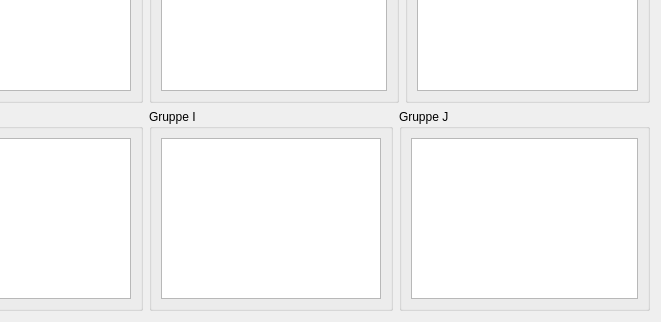
The window that src/planer/viewdivisions.ui (Birnbaua/Volleyball) describes before a commit, drawn with Qt 5; both pictures show x 363 to 1024 and y 318 to 640 of the 1024 by 640 pixel window.
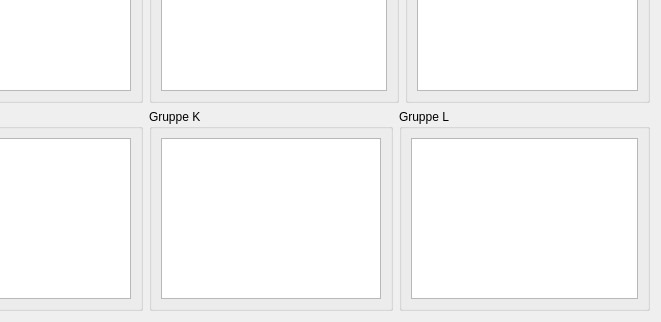
The same window after the commit.

The edit to the form file:
```diff
--- a/src/planer/viewdivisions.ui
+++ b/src/planer/viewdivisions.ui
@@ -147,7 +147,7 @@
    <item row="2" column="2">
     <widget class="QGroupBox" name="groupBoxK">
      <property name="title">
-      <string>Gruppe I</string>
+      <string>Gruppe K</string>
      </property>
      <layout class="QGridLayout" name="gridLayout_11">
       <item row="0" column="0">
@@ -159,7 +159,7 @@
    <item row="2" column="3" colspan="2">
     <widget class="QGroupBox" name="groupBoxL">
      <property name="title">
-      <string>Gruppe J</string>
+      <string>Gruppe L</string>
      </property>
      <layout class="QGridLayout" name="gridLayout_12">
       <item row="0" column="0">
```
